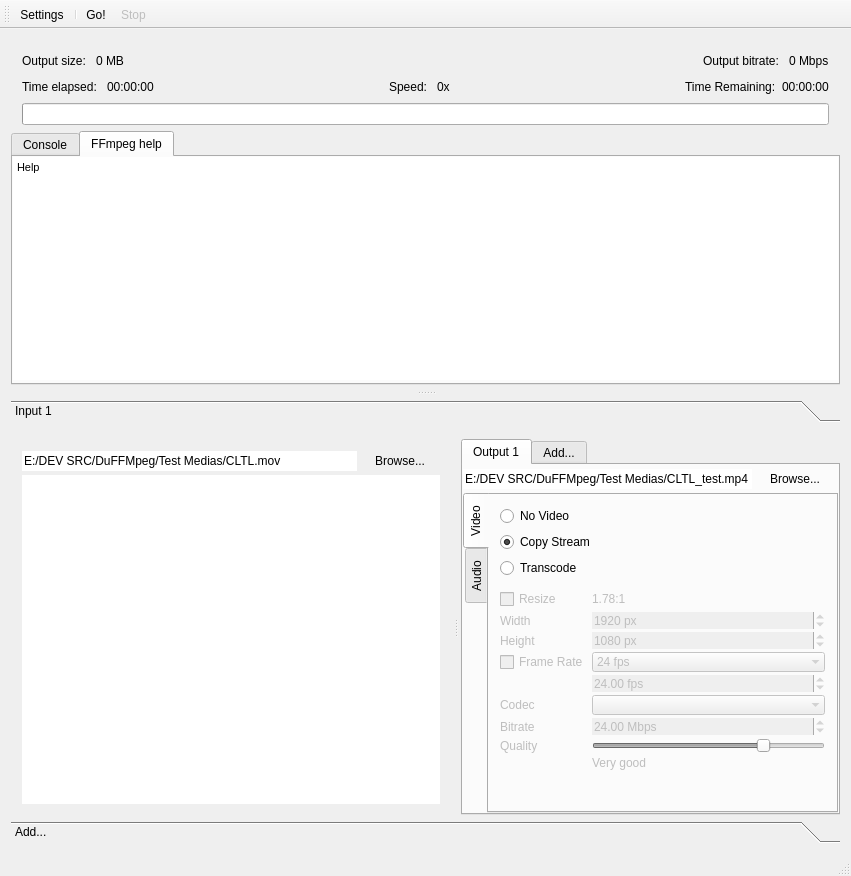
The window that DuFFMpeg/mainwindow.ui (RxLaboratory/DuME) describes before a commit, drawn with Qt 5.
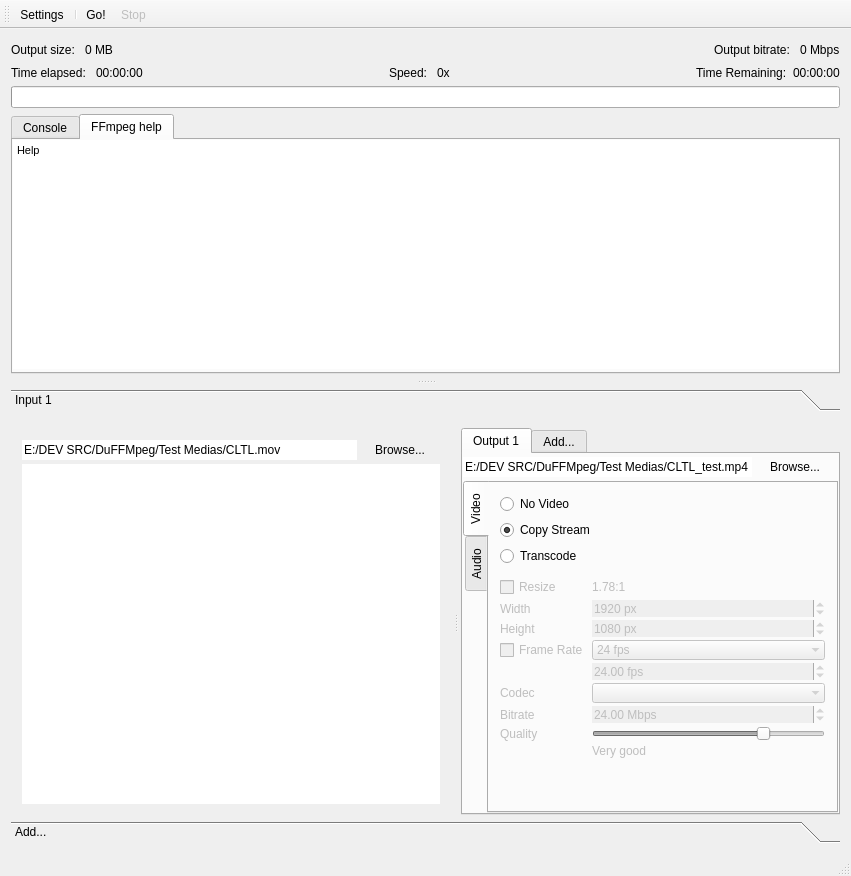
The same window after the commit.

What changed in the file:
```diff
--- a/DuFFMpeg/mainwindow.ui
+++ b/DuFFMpeg/mainwindow.ui
@@ -24,6 +24,18 @@
        </size>
       </property>
       <layout class="QVBoxLayout" name="verticalLayout_11">
+       <property name="spacing">
+        <number>3</number>
+       </property>
+       <property name="leftMargin">
+        <number>0</number>
+       </property>
+       <property name="topMargin">
+        <number>0</number>
+       </property>
+       <property name="rightMargin">
+        <number>0</number>
+       </property>
        <property name="bottomMargin">
         <number>0</number>
        </property>
@@ -393,7 +405,7 @@
                    <number>0</number>
                   </property>
                   <property name="topMargin">
-                   <number>3</number>
+                   <number>2</number>
                   </property>
                   <property name="rightMargin">
                    <number>0</number>
```
Left out of the diff: 2 changed lines with no effect on the pictures.
